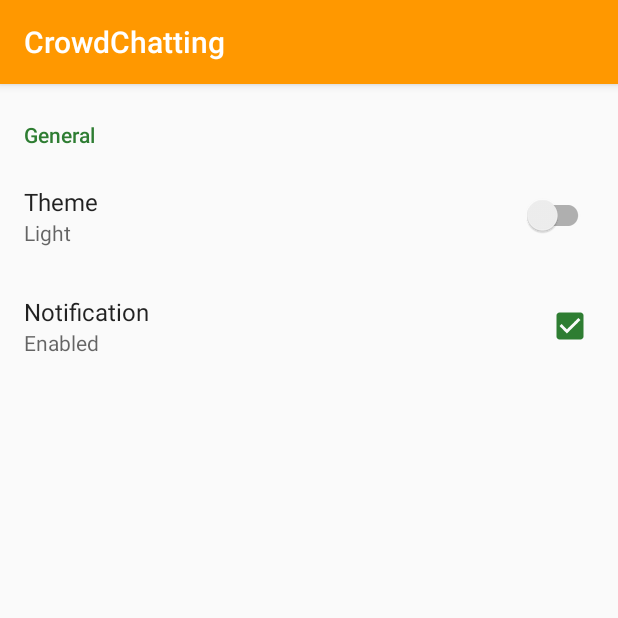
After one commit to bindu-07/CrowdChatting, an Android app: the SettingsActivity screen opened directly, with no data from a screen before it, on a phone screen of 412 x 824 dp, the top half of it. The commit adds this screen. Run offline under Robolectric (Android 15) with nearby library versions, the phone set to English and light mode, and no system bars; our stand-ins replace androidx.preference.

Commit message:
Created Settings Page with Dark/Light mode support
* Now app has a settings page where it has two settings - Theme mode changer switch and Notification on/off check box.
* On switching on or off the theme mode changer switch, theme of the app changes accordingly.
* On enabling or disabling the notification on/off check box, Toast message pops up.

```diff
--- a/app/build.gradle
+++ b/app/build.gradle
@@ -49,6 +49,7 @@ dependencies {
 
     // FirebaseUI
     implementation 'com.firebaseui:firebase-ui-auth:6.4.0'
+    implementation 'androidx.preference:preference:1.1.1'
 
 
     testImplementation 'junit:junit:4.+'
--- a/app/src/main/AndroidManifest.xml
+++ b/app/src/main/AndroidManifest.xml
@@ -8,6 +8,7 @@
         android:label="@string/app_name"
         android:supportsRtl="true"
         android:theme="@style/AppTheme">
+        <activity android:name=".ui.settingsPage.SettingsActivity"></activity>
         <activity android:name=".MainActivity">
             <intent-filter>
                 <action android:name="android.intent.action.MAIN" />
--- /dev/null
+++ b/app/src/main/java/com/binduhait/friendlychat/ui/settingsPage/SettingsActivity.java
@@ -0,0 +1,23 @@
+package com.binduhait.friendlychat.ui.settingsPage;
+
+import androidx.appcompat.app.AppCompatActivity;
+
+import android.os.Bundle;
+
+import com.binduhait.friendlychat.R;
+
+public class SettingsActivity extends AppCompatActivity {
+
+    @Override
+    protected void onCreate(Bundle savedInstanceState) {
+        super.onCreate(savedInstanceState);
+        setContentView(R.layout.activity_settings);
+
+        if (savedInstanceState == null) {
+            getSupportFragmentManager()
+                    .beginTransaction()
+                    .replace(R.id.settings, new SettingsFragment())
+                    .commit();
+        }
+    }
+}
--- /dev/null
+++ b/app/src/main/java/com/binduhait/friendlychat/ui/settingsPage/SettingsFragment.java
@@ -0,0 +1,64 @@
+package com.binduhait.friendlychat.ui.settingsPage;
+
+import android.content.res.Configuration;
+import android.os.Bundle;
+import android.widget.Toast;
+
+import androidx.appcompat.app.AppCompatDelegate;
+import androidx.preference.CheckBoxPreference;
+import androidx.preference.Preference;
+import androidx.preference.PreferenceFragmentCompat;
+import androidx.preference.SwitchPreference;
+import androidx.preference.SwitchPreferenceCompat;
+import com.binduhait.friendlychat.R;
+
+public class SettingsFragment extends PreferenceFragmentCompat implements Preference.OnPreferenceChangeListener {
+
+    @Override
+    public void onCreatePreferences(Bundle savedInstanceState, String rootKey) {
+        setPreferencesFromResource(R.xml.root_preferences, rootKey);
+
+        SwitchPreferenceCompat switchPreference = findPreference("theme_toggle");
+        switchPreference.setOnPreferenceChangeListener(this);
+        findPreference("notification_enable").setOnPreferenceChangeListener(this);
+
+        //to set switchPreference default value
+        switchPreference.setChecked(currentSystemTheme() == 2);
+
+    }
+
+    @Override
+    public boolean onPreferenceChange(Preference preference, Object newValue) {
+
+        if (preference instanceof SwitchPreferenceCompat) {
+            if (preference.getKey().equals("theme_toggle")) {
+                if (((SwitchPreferenceCompat) preference).isChecked()) {
+                    AppCompatDelegate.setDefaultNightMode(AppCompatDelegate.MODE_NIGHT_NO);
+                }
+                else {
+                    AppCompatDelegate.setDefaultNightMode(AppCompatDelegate.MODE_NIGHT_YES);
+                }
+            }
+        }
+        else if(preference instanceof CheckBoxPreference){
+            if(preference.getKey().equals("notification_enable")){
+                if (((CheckBoxPreference)preference).isChecked()) {
+                    Toast.makeText(getContext(),"Notifications Disabled",Toast.LENGTH_SHORT).show();
+                }
+                else {
+                    Toast.makeText(getContext(),"Notifications Enabled",Toast.LENGTH_SHORT).show();
+                }
+            }
+        }
+        return true;
+    }
+
+    private int currentSystemTheme(){
+        switch (getResources().getConfiguration().uiMode
+                & Configuration.UI_MODE_NIGHT_MASK) {
+            case Configuration.UI_MODE_NIGHT_NO: return 1; //1 for light mode
+            case Configuration.UI_MODE_NIGHT_YES: return 2; //2 for dark mode
+        }
+        return 0;
+    }
+}
--- a/app/src/main/res/layout/activity_main.xml
+++ b/app/src/main/res/layout/activity_main.xml
@@ -54,6 +54,7 @@
 
     <ProgressBar
         android:id="@+id/progressBar"
+        android:visibility="gone"
         style="?android:attr/progressBarStyleLarge"
         android:layout_width="wrap_content"
         android:layout_height="wrap_content"
--- /dev/null
+++ b/app/src/main/res/layout/activity_settings.xml
@@ -0,0 +1,15 @@
+<?xml version="1.0" encoding="utf-8"?>
+<androidx.constraintlayout.widget.ConstraintLayout xmlns:android="http://schemas.android.com/apk/res/android"
+    xmlns:app="http://schemas.android.com/apk/res-auto"
+    xmlns:tools="http://schemas.android.com/tools"
+    android:layout_width="match_parent"
+    android:layout_height="match_parent"
+    tools:context=".ui.settingsPage.SettingsActivity">
+
+    <FrameLayout
+        android:id="@+id/settings"
+        android:layout_width="match_parent"
+        android:layout_height="match_parent"
+        />
+
+</androidx.constraintlayout.widget.ConstraintLayout>
--- a/app/src/main/res/values/styles.xml
+++ b/app/src/main/res/values/styles.xml
@@ -1,7 +1,7 @@
 <?xml version="1.0" encoding="utf-8"?>
 <resources>
     <!-- Base application theme. -->
-    <style name="AppTheme" parent="Theme.AppCompat.Light.DarkActionBar">
+    <style name="AppTheme" parent="Theme.AppCompat.DayNight.DarkActionBar">
         <!-- Customize your theme here. -->
         <item name="colorPrimary">@color/colorPrimary</item>
         <item name="colorPrimaryDark">@color/colorPrimaryDark</item>
--- /dev/null
+++ b/app/src/main/res/xml/root_preferences.xml
@@ -0,0 +1,23 @@
+<PreferenceScreen xmlns:app="http://schemas.android.com/apk/res-auto">
+
+    <PreferenceCategory
+        app:iconSpaceReserved="false"
+        app:title="General">
+
+        <SwitchPreferenceCompat
+            app:iconSpaceReserved="false"
+            app:key="theme_toggle"
+            app:summaryOff="Light"
+            app:summaryOn="Dark"
+            app:title="Theme" />
+
+        <CheckBoxPreference
+            app:defaultValue="true"
+            app:iconSpaceReserved="false"
+            app:key="notification_enable"
+            app:summaryOff="Disabled"
+            app:summaryOn="Enabled"
+            app:title="Notification" />
+    </PreferenceCategory>
+
+</PreferenceScreen>
```
Also changed, not shown: app/src/main/java/com/binduhait/friendlychat/MainActivity.java (+9 -6 lines).
